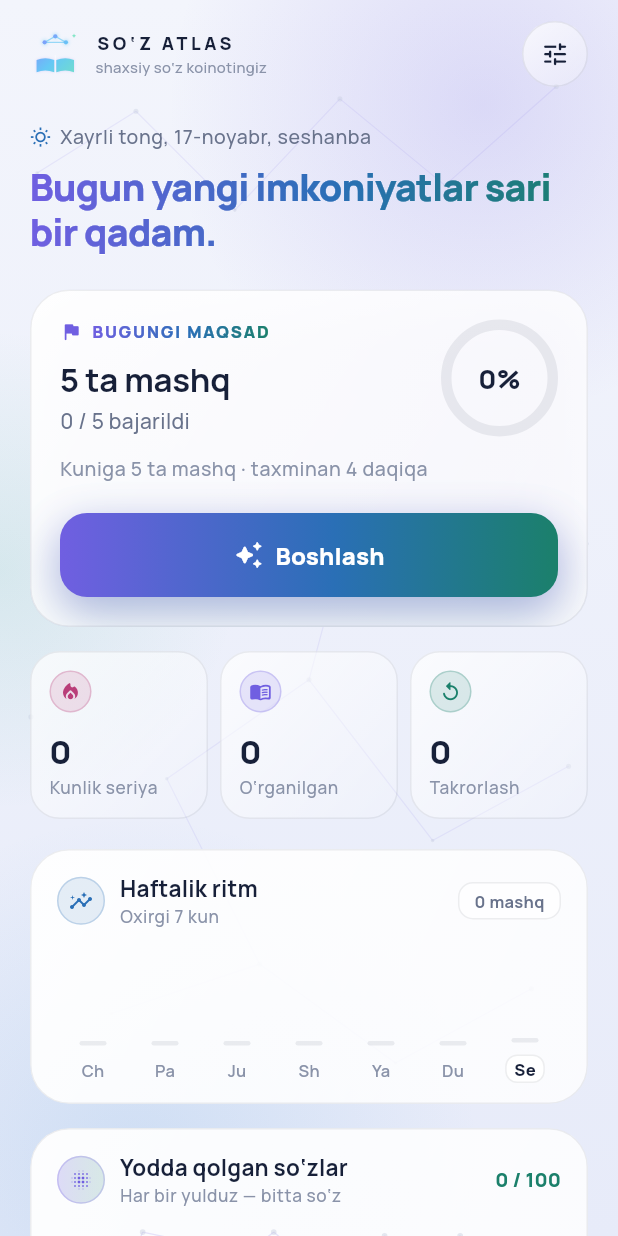
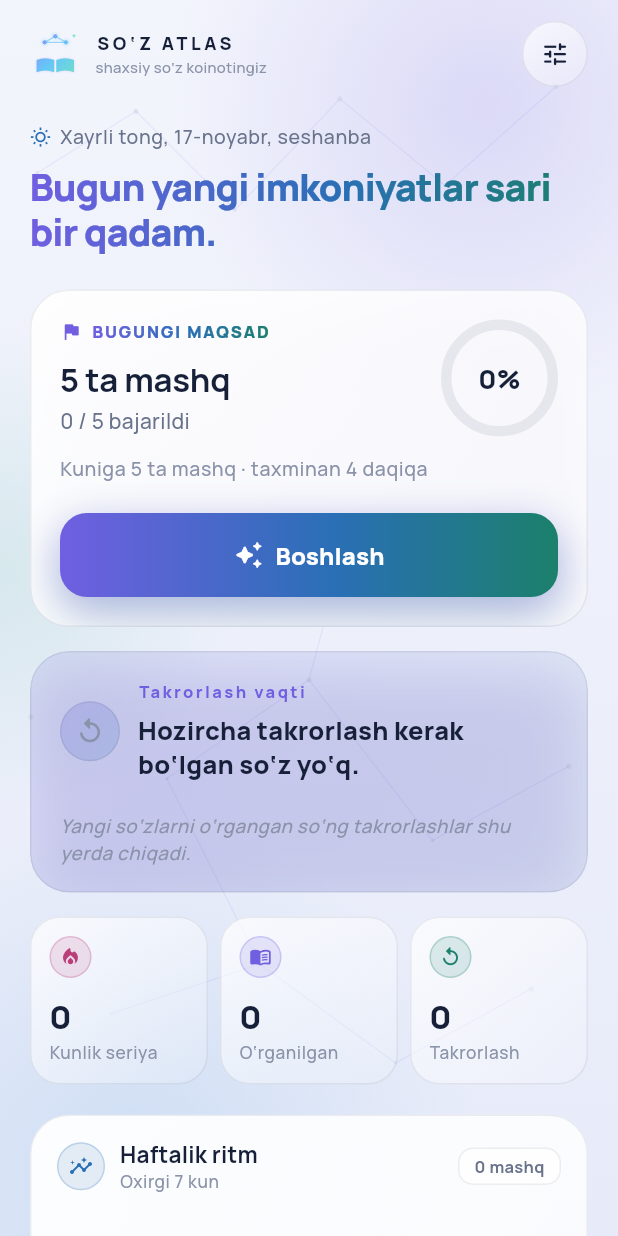
Before and after one commit to sobirov-abdujalil/flashcard-v1, a Flutter app: the screen it shows after launch, on a phone screen of 412 x 824 dp. Run offline on Flutter 3.47's test engine with Material 3 defaults, Android fonts, the phone set to English and light mode, and no system bars; our stand-ins replace flutter_riverpod, flutter_tts, share_plus, shared_preferences, sqflite; accounts and stored records are empty.

Commit message:
feat: add dedicated review now experience

```diff
--- a/lib/data/models/home_snapshot.dart
+++ b/lib/data/models/home_snapshot.dart
@@ -26,6 +26,7 @@ class HomeSnapshot {
     required this.currentStreak,
     required this.weekActivity,
     required this.today,
+    this.nextReviewAt,
   });
 
   final int dailyGoal;
@@ -41,8 +42,12 @@ class HomeSnapshot {
   final int currentStreak;
   final List<DailyActivity> weekActivity;
   final DateTime today;
+  final DateTime? nextReviewAt;
 
   bool get goalMet => completedToday >= dailyGoal;
+
+  /// True when there is at least one review due right now.
+  bool get hasDueReviews => dueReviews > 0;
 
   double get goalProgress {
     if (dailyGoal <= 0) return 0;
--- a/lib/features/home/home_screen.dart
+++ b/lib/features/home/home_screen.dart
@@ -19,6 +19,7 @@ import '../../shared/widgets/gradient_background.dart';
 import '../../shared/widgets/gradient_button.dart';
 import 'widgets/atlas_card.dart';
 import 'widgets/home_header.dart';
+import 'widgets/review_card.dart';
 import 'widgets/weekly_activity_card.dart';
 
 /// Screen 1 — Home.
@@ -73,6 +74,7 @@ class _HomeScreenState extends ConsumerState<HomeScreen>
               snapshot: snapshot,
               startingSession: starting,
               onStart: () => launchLearnSession(context, ref),
+              onStartReview: () => launchReviewSession(context, ref),
               onOpenSettings: () => showSettingsSheet(context),
             ),
             loading: () => const _HomeLoading(),
@@ -94,12 +96,14 @@ class _HomeContent extends StatelessWidget {
     required this.snapshot,
     required this.startingSession,
     required this.onStart,
+    required this.onStartReview,
     required this.onOpenSettings,
   });
 
   final HomeSnapshot snapshot;
   final bool startingSession;
   final VoidCallback onStart;
+  final VoidCallback onStartReview;
   final VoidCallback onOpenSettings;
 
   @override
@@ -150,6 +154,8 @@ class _HomeContent extends StatelessWidget {
               semanticLabel: 'Bugungi mashqni boshlash',
             ),
           ),
+          const SizedBox(height: AppConstants.space16),
+          ReviewCard(snapshot: snapshot, onStartReview: onStartReview),
           const SizedBox(height: AppConstants.space16),
           Row(
             children: <Widget>[
--- /dev/null
+++ b/lib/features/home/widgets/review_card.dart
@@ -0,0 +1,161 @@
+import 'package:flutter/material.dart';
+
+import '../../../core/constants/app_constants.dart';
+import '../../../core/theme/app_theme.dart';
+import '../../../core/utils/local_date.dart';
+import '../../../data/models/home_snapshot.dart';
+import '../../../shared/widgets/glass_card.dart';
+import '../../../shared/widgets/gradient_button.dart';
+
+/// Premium Liquid Glass review card shown on Home.
+///
+/// Displays the actual due-review count and a clear "Review Now" action when
+/// words are due. When nothing is due it shows an encouraging empty state
+/// with the next scheduled review (when known).
+class ReviewCard extends StatelessWidget {
+  const ReviewCard({
+    super.key,
+    required this.snapshot,
+    required this.onStartReview,
+  });
+
+  final HomeSnapshot snapshot;
+  final VoidCallback onStartReview;
+
+  @override
+  Widget build(BuildContext context) {
+    final SozAtlasColors colors = context.colors;
+    final bool hasDue = snapshot.hasDueReviews;
+
+    return GlassCard(
+      shadow: true,
+      padding: const EdgeInsets.fromLTRB(20, 20, 20, 18),
+      gradient: LinearGradient(
+        colors: <Color>[
+          colors.accentLavender.withValues(alpha: 0.10),
+          colors.accentCyan.withValues(alpha: 0.06),
+        ],
+        begin: Alignment.topLeft,
+        end: Alignment.bottomRight,
+      ),
+      borderColor: colors.glassBorder,
+      child: Column(
+        crossAxisAlignment: CrossAxisAlignment.start,
+        mainAxisSize: MainAxisSize.min,
+        children: <Widget>[
+          Row(
+            children: <Widget>[
+              Container(
+                width: 40,
+                height: 40,
+                decoration: BoxDecoration(
+                  shape: BoxShape.circle,
+                  gradient: LinearGradient(
+                    colors: <Color>[
+                      colors.accentLavender.withValues(alpha: 0.22),
+                      colors.accentCyan.withValues(alpha: 0.16),
+                    ],
+                    begin: Alignment.topLeft,
+                    end: Alignment.bottomRight,
+                  ),
+                  border: Border.all(
+                    color: hasDue
+                        ? colors.accentLavender.withValues(alpha: 0.35)
+                        : colors.glassBorder,
+                  ),
+                ),
+                child: Icon(
+                  Icons.replay_rounded,
+                  size: 20,
+                  color: hasDue ? colors.accentLavender : colors.textMuted,
+                ),
+              ),
+              const SizedBox(width: AppConstants.space12),
+              Expanded(
+                child: Column(
+                  crossAxisAlignment: CrossAxisAlignment.start,
+                  mainAxisSize: MainAxisSize.min,
+                  children: <Widget>[
+                    Text(
+                      'Takrorlash vaqti',
+                      style: context.textTheme.labelSmall?.copyWith(
+                        fontSize: 11,
+                        fontWeight: FontWeight.w800,
+                        letterSpacing: 1.6,
+                        color: colors.accentLavender,
+                      ),
+                    ),
+                    const SizedBox(height: AppConstants.space8),
+                    Text(
+                      hasDue
+                          ? '${snapshot.dueReviews} ta so‘z takrorlashga tayyor'
+                          : 'Hozircha takrorlash kerak bo‘lgan so‘z yo‘q.',
+                      style: context.textTheme.titleMedium?.copyWith(
+                        fontSize: 17,
+                        fontWeight: FontWeight.w800,
+                        color: colors.textPrimary,
+                      ),
+                    ),
+                  ],
+                ),
+              ),
+            ],
+          ),
+          const SizedBox(height: AppConstants.space20),
+          if (hasDue) ...<Widget>[
+            GradientButton(
+              label: 'Takrorlashni boshlash',
+              icon: Icons.play_arrow_rounded,
+              trailingIcon: Icons.arrow_forward_rounded,
+              onPressed: onStartReview,
+              semanticLabel: 'So‘zlarni takrorlashni boshlash',
+            ),
+            const SizedBox(height: AppConstants.space12),
+          ] else ...<Widget>[
+            if (snapshot.nextReviewAt != null) ...<Widget>[
+              Row(
+                children: <Widget>[
+                  Icon(
+                    Icons.event_available_rounded,
+                    size: 16,
+                    color: colors.accentCyan,
+                  ),
+                  const SizedBox(width: 8),
+                  Expanded(
+                    child: Text(
+                      'Keyingi takrorlash ${_nextReviewLabel(snapshot.nextReviewAt!)}',
+                      style: context.textTheme.bodySmall?.copyWith(
+                        color: colors.textSecondary,
+                        fontSize: 12.5,
+                      ),
+                    ),
+                  ),
+                ],
+              ),
+            ] else ...<Widget>[
+              Text(
+                'Yangi so‘zlarni o‘rgangan so‘ng takrorlashlar shu yerda chiqadi.',
+                style: context.textTheme.bodySmall?.copyWith(
+                  color: colors.textMuted,
+                  fontSize: 12.5,
+                  fontStyle: FontStyle.italic,
+                ),
+              ),
+            ],
+          ],
+        ],
+      ),
+    );
+  }
+
+  String _nextReviewLabel(DateTime nextReviewAt) {
+    final String relative = LocalDate.describeFutureUz(nextReviewAt);
+    if (relative == 'Ertaga' ||
+        relative == 'Bugun' ||
+        relative.contains('so‘ng') ||
+        relative == 'Keyingi hafta') {
+      return relative;
+    }
+    return '${LocalDate.formatShortUz(nextReviewAt)} · $relative';
+  }
+}
--- a/lib/features/learn/learn_screen.dart
+++ b/lib/features/learn/learn_screen.dart
@@ -90,7 +90,7 @@ class _LearnScreenState extends ConsumerState<LearnScreen> {
                   0,
                 ),
                 child: SessionProgressHeader(
-                  title: 'O‘rganish',
+                  title: state.isReviewSession ? 'Takrorlash' : 'O‘rganish',
                   counterLabel:
                       '${state.learnProgressNumber} / ${state.learnCount}',
                   progress: state.learnProgress,
--- a/lib/providers/session_state.dart
+++ b/lib/providers/session_state.dart
@@ -16,6 +16,7 @@ class SessionState {
     this.recall,
     this.learnIndex = 0,
     this.meaningRevealed = false,
+    this.isReviewSession = false,
     this.summary,
     this.errorMessage,
     this.warningMessage,
@@ -27,6 +28,7 @@ class SessionState {
   final RecallEngine? recall;
   final int learnIndex;
   final bool meaningRevealed;
+  final bool isReviewSession;
   final SessionSummary? summary;
   final String? errorMessage;
 
@@ -91,6 +93,7 @@ class SessionState {
     RecallEngine? recall,
     int? learnIndex,
     bool? meaningRevealed,
+    bool? isReviewSession,
     SessionSummary? summary,
     String? errorMessage,
     String? warningMessage,
@@ -105,6 +108,7 @@ class SessionState {
       recall: recall ?? this.recall,
       learnIndex: learnIndex ?? this.learnIndex,
       meaningRevealed: meaningRevealed ?? this.meaningRevealed,
+      isReviewSession: isReviewSession ?? this.isReviewSession,
       summary: clearSummary ? null : (summary ?? this.summary),
       errorMessage: clearError ? null : (errorMessage ?? this.errorMessage),
       warningMessage: clearWarning
```
Also changed, not shown: lib/data/repositories/dashboard_repository.dart (+7 -1 lines), lib/data/repositories/progress_repository.dart (+17 -0 lines), lib/data/repositories/session_repository.dart (+40 -0 lines), lib/features/session/session_launcher.dart (+27 -0 lines), lib/providers/session_provider.dart (+32 -0 lines), 3 other files.
